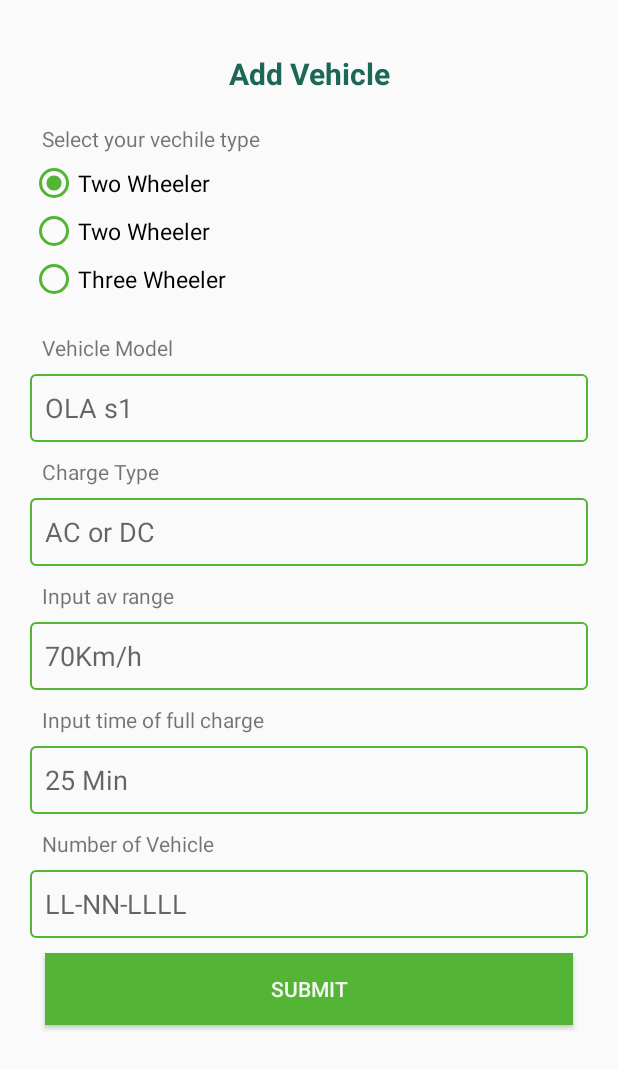
After one commit to prejin2310/Ev-Charging-App, an Android app: the EditVehicle screen opened directly, with no data from a screen before it, on a phone screen of 412 x 824 dp. The commit adds this screen. Shown: the top 1069 px of the screen. Run offline under Robolectric (Android 15) with nearby library versions, the phone set to English and light mode, and no system bars; our stand-ins replace Firebase (no records; nobody signed in at launch, a user with empty details on screens opened directly).

Commit message:
user vechile update

```diff
--- a/app/src/main/java/com/example/evjava/BookingConfirm.java
+++ b/app/src/main/java/com/example/evjava/BookingConfirm.java
@@ -11,6 +11,9 @@ import android.widget.Button;
 import android.widget.TextView;
 import android.widget.Toast;
 
+import com.google.firebase.auth.FirebaseAuth;
+import com.google.firebase.auth.FirebaseUser;
+import com.google.firebase.database.FirebaseDatabase;
 import com.razorpay.Checkout;
 import com.razorpay.PaymentResultListener;
 
@@ -21,7 +24,6 @@ public class BookingConfirm extends AppCompatActivity implements PaymentResultLi
     TextView sta_name,sta_loc,sta_city,sta_date,sta_time;
     Button payment1;
     String stloc,sttype,TimePick,currentDate;
-
 
     @Override
     protected void onCreate(Bundle savedInstanceState) {
--- /dev/null
+++ b/app/src/main/java/com/example/evjava/EditVehicle.java
@@ -0,0 +1,87 @@
+package com.example.evjava;
+
+import androidx.appcompat.app.AlertDialog;
+import androidx.appcompat.app.AppCompatActivity;
+
+import android.content.Intent;
+import android.os.Bundle;
+import android.view.View;
+import android.widget.AdapterView;
+import android.widget.ArrayAdapter;
+import android.widget.AutoCompleteTextView;
+import android.widget.Button;
+import android.widget.EditText;
+import android.widget.RadioButton;
+import android.widget.RadioGroup;
+import android.widget.Spinner;
+import android.widget.SpinnerAdapter;
+import android.widget.Toast;
+
+import com.google.android.gms.tasks.OnSuccessListener;
+import com.google.firebase.auth.FirebaseAuth;
+import com.google.firebase.auth.FirebaseUser;
+import com.google.firebase.database.FirebaseDatabase;
+
+public class EditVehicle extends AppCompatActivity{
+    RadioGroup radioGroup;
+    RadioButton radioButton;
+    String evtype;
+    EditText model,acdc,av_range,fullcharge,evNumber;
+    Button updateEV;
+
+    FirebaseDatabase firebaseDatabase=FirebaseDatabase.getInstance();
+    FirebaseAuth firebaseAuth=FirebaseAuth.getInstance();
+    FirebaseUser currentFirebaseUser = FirebaseAuth.getInstance().getCurrentUser();
+
+    @Override
+    protected void onCreate(Bundle savedInstanceState) {
+        super.onCreate(savedInstanceState);
+        setContentView(R.layout.activity_edit_vehicle);
+        radioGroup=findViewById(R.id.radioGroup);
+        int radioId=radioGroup.getCheckedRadioButtonId();
+        radioButton=findViewById(radioId);
+        evtype=radioButton.getText().toString();
+
+        model=findViewById(R.id.model);
+        acdc=findViewById(R.id.acdc);
+        av_range=findViewById(R.id.av_range);
+        fullcharge=findViewById(R.id.fullcharge);
+        evNumber=findViewById(R.id.evNumber);
+        updateEV=findViewById(R.id.updateEV);
+
+
+
+        updateEV.setOnClickListener(new View.OnClickListener() {
+            @Override
+            public void onClick(View view) {
+                String modeltype=model.getText().toString();
+                String typeofmode=acdc.getText().toString();
+                String irange=av_range.getText().toString();
+                String range=irange+" Km/h";
+
+                String charge=fullcharge.getText().toString();
+                String chargetym=charge + " Min";
+
+                String number=evNumber.getText().toString();
+                String uid=currentFirebaseUser.getUid();
+                vehicledb vdb= new vehicledb(uid,modeltype,typeofmode,range,chargetym,number,evtype);
+                firebaseDatabase.getReference().child("user-vehicle").child(uid).setValue(vdb)
+                        .addOnSuccessListener(new OnSuccessListener<Void>() {
+                            @Override
+                            public void onSuccess(Void unused) {
+                                AlertDialog.Builder builder=new AlertDialog.Builder(EditVehicle.this);
+                                builder.setTitle("Sucessfully !");
+                                builder.setMessage("Your vehicle added sucessfully in your list");
+                                builder.show();
+                                builder.setPositiveButton("OK",null);
+                                Intent i=new Intent(EditVehicle.this,ManageActivity.class);
+                                startActivity(i);
+                            }
+                        });
+            }
+        });
+
+
+
+    }
+}
--- /dev/null
+++ b/app/src/main/res/layout/activity_edit_vehicle.xml
@@ -0,0 +1,170 @@
+<?xml version="1.0" encoding="utf-8"?>
+<ScrollView xmlns:android="http://schemas.android.com/apk/res/android"
+    xmlns:app="http://schemas.android.com/apk/res-auto"
+    xmlns:tools="http://schemas.android.com/tools"
+    android:layout_width="match_parent"
+    android:layout_height="match_parent"
+    android:layout_margin="10dp"
+    tools:context=".EditVehicle">
+
+    <LinearLayout
+        android:layout_width="match_parent"
+        android:layout_height="wrap_content"
+        android:orientation="vertical"
+        android:layout_marginTop="5dp"
+        android:padding="10dp">
+        <TextView
+            android:layout_width="match_parent"
+            android:layout_height="wrap_content"
+            android:text="Add Vehicle"
+            android:textStyle="bold"
+            android:textSize="20dp"
+            android:textColor="@color/greendark"
+            android:textAlignment="center"
+            android:layout_marginTop="10dp"/>
+
+        <!--textfield 1-->
+        <LinearLayout
+            android:layout_width="wrap_content"
+            android:layout_height="wrap_content"
+            android:orientation="vertical">
+            <TextView
+                android:layout_width="match_parent"
+                android:layout_height="wrap_content"
+                android:layout_marginTop="20dp"
+                android:layout_marginLeft="8dp"
+                android:text="Select your vechile type"/>
+            <RadioGroup
+                android:layout_width="match_parent"
+                android:layout_height="wrap_content"
+                android:orientation="vertical"
+                android:layout_marginTop="4dp"
+                android:id="@+id/radioGroup">
+                <RadioButton
+                    android:layout_width="match_parent"
+                    android:layout_height="wrap_content"
+                    android:text="Two Wheeler"
+                    android:textSize="15sp"
+                    android:checked="true"
+                    android:buttonTint="@color/greenmain"
+                    android:id="@+id/two"/>
+                <RadioButton
+                    android:layout_width="match_parent"
+                    android:layout_height="wrap_content"
+                    android:text="Two Wheeler"
+                    android:buttonTint="@color/greenmain"
+                    android:textSize="15sp"
+                    android:id="@+id/three"/>
+                <RadioButton
+                    android:layout_width="match_parent"
+                    android:layout_height="wrap_content"
+                    android:buttonTint="@color/greenmain"
+                    android:text="Three Wheeler"
+                    android:textSize="15sp"
+                    android:id="@+id/four"/>
+            </RadioGroup>
+        </LinearLayout>
+
+        <TextView
+            android:layout_width="match_parent"
+            android:layout_height="wrap_content"
+            android:layout_marginTop="20dp"
+            android:layout_marginLeft="8dp"
+            android:text="Vehicle Model"/>
+
+        <EditText
+            android:layout_width="match_parent"
+            android:id="@+id/model"
+            android:layout_height="45dp"
+            android:paddingLeft="10dp"
+            android:hint="OLA s1"
+            android:background="@drawable/edittext"
+            android:backgroundTint="@color/greenmain"
+            android:layout_marginTop="8dp"/>
+
+        <!--textfield 2-->
+        <TextView
+            android:layout_width="match_parent"
+            android:layout_height="wrap_content"
+            android:layout_marginTop="10dp"
+            android:layout_marginLeft="8dp"
+            android:text="Charge Type"/>
+
+        <EditText
+            android:layout_width="match_parent"
+            android:id="@+id/acdc"
+            android:layout_height="45dp"
+            android:paddingLeft="10dp"
+            android:hint="AC or DC"
+            android:backgroundTint="@color/greenmain"
+            android:background="@drawable/edittext"
+            android:layout_marginTop="8dp"/>
+
+        <!--textfield 3-->
+        <TextView
+            android:layout_width="match_parent"
+            android:layout_height="wrap_content"
+            android:layout_marginTop="10dp"
+            android:layout_marginLeft="8dp"
+            android:text="Input av range"/>
+
+        <EditText
+            android:layout_width="match_parent"
+            android:id="@+id/av_range"
+            android:layout_height="45dp"
+            android:hint="70Km/h"
+            android:backgroundTint="@color/greenmain"
+            android:paddingLeft="10dp"
+            android:background="@drawable/edittext"
+            android:layout_marginTop="8dp"/>
+        <!--textfield 5-->
+        <TextView
+            android:layout_width="match_parent"
+            android:layout_height="wrap_content"
+            android:layout_marginTop="10dp"
+            android:layout_marginLeft="8dp"
+            android:text="Input time of full charge"/>
+
+        <EditText
+            android:layout_width="match_parent"
+            android:id="@+id/fullcharge"
+            android:layout_height="45dp"
+            android:backgroundTint="@color/greenmain"
+            android:paddingLeft="10dp"
+            android:hint="25 Min"
+            android:background="@drawable/edittext"
+            android:layout_marginTop="8dp"/>
+
+        <!--textfield 6-->
+        <TextView
+            android:layout_width="match_parent"
+            android:layout_height="wrap_content"
+            android:layout_marginTop="10dp"
+            android:layout_marginLeft="8dp"
+            android:text="Number of Vehicle"/>
+
+        <EditText
+            android:layout_width="match_parent"
+            android:id="@+id/evNumber"
+            android:layout_height="45dp"
+            android:hint="LL-NN-LLLL"
+            android:backgroundTint="@color/greenmain"
+            android:paddingLeft="10dp"
+            android:background="@drawable/edittext"
+            android:layout_marginTop="8dp"/>
+        <!--textfield 8-->
+
+
+        <Button
+            android:layout_width="match_parent"
+            android:layout_height="wrap_content"
+            android:id="@+id/updateEV"
+            android:background="@color/greenmain"
+            android:text="Submit"
+            android:textColor="@color/white2"
+            android:layout_margin="10dp"/>
+
+
+    </LinearLayout>
+
+</ScrollView>
--- a/app/src/main/res/values/strings.xml
+++ b/app/src/main/res/values/strings.xml
@@ -9,5 +9,10 @@
     <string name="invalid_username">Not a valid username</string>
     <string name="invalid_password">Password must be >5 characters</string>
     <string name="login_failed">"Login failed"</string>
+    <string-array name="vehicle">
+        <item>Two Wheeler</item>
+        <item>Three Wheeler</item>
+        <item>Four Wheeler</item>
+    </string-array>
 
 </resources>
```
Also changed, not shown: app/src/main/AndroidManifest.xml (+7 -0 lines), app/src/main/java/com/example/evjava/ManageActivity.java (+14 -0 lines), app/src/main/java/com/example/evjava/vehicledb.java (added, +80 -0 lines), app/src/main/res/layout/activity_manage.xml (+19 -10 lines).
